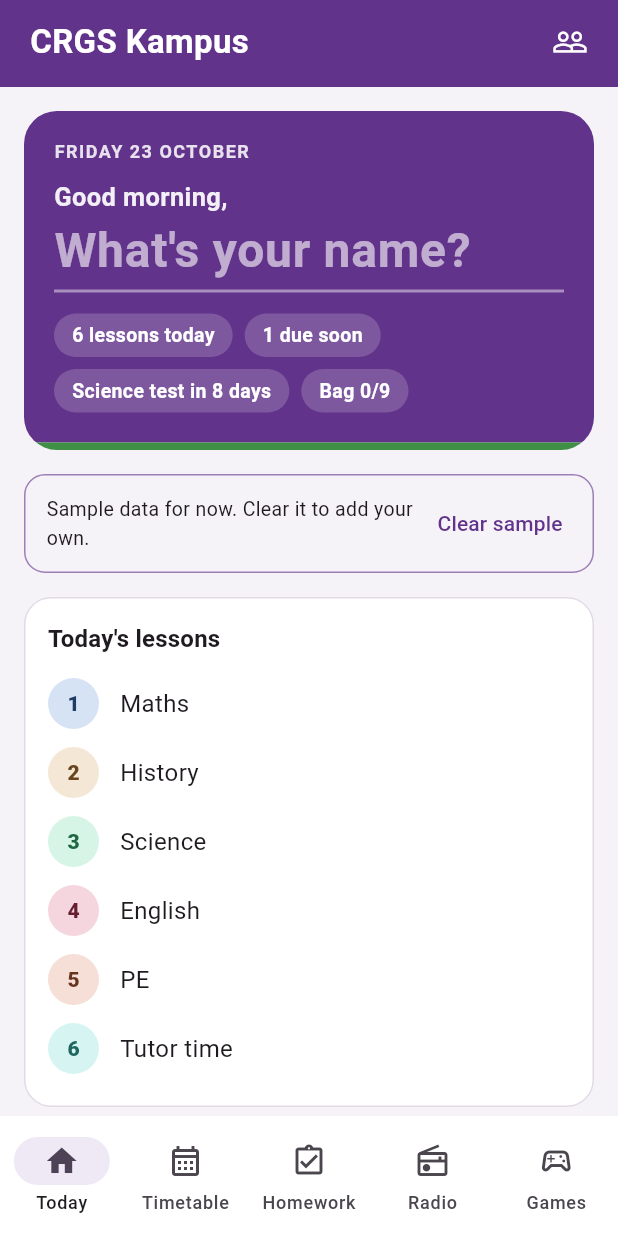
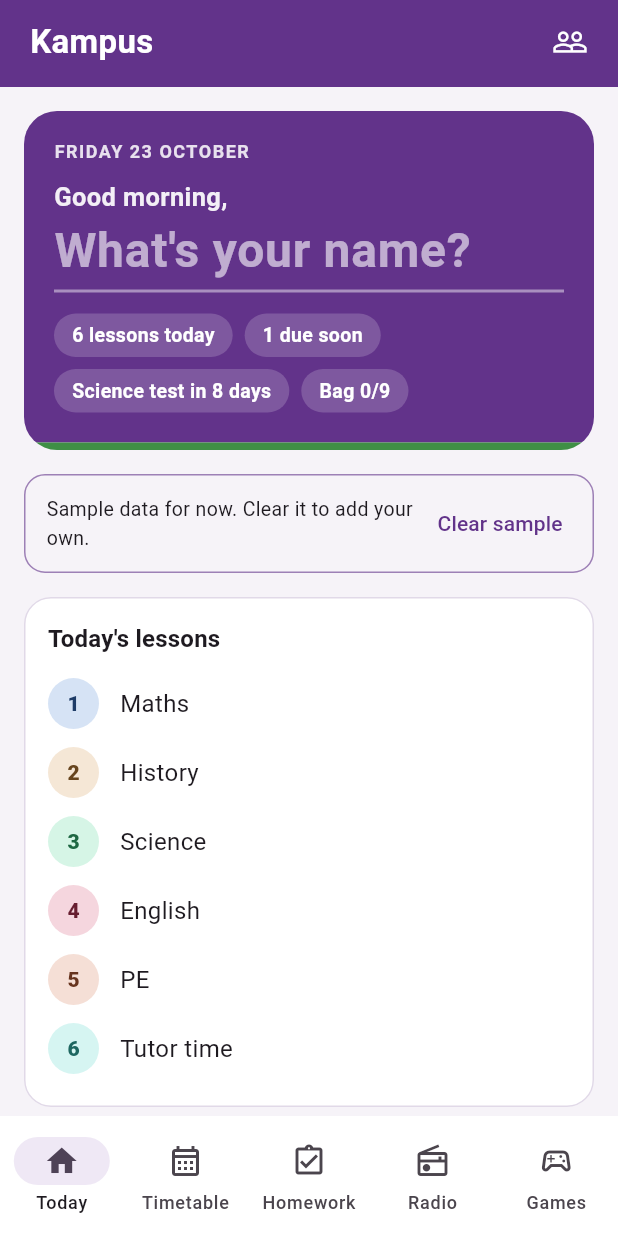
Before and after one commit to Prab187/Aiwire, a Flutter app: the screen it shows after launch, on a phone screen of 412 x 824 dp. Run offline on Flutter 3.47's test engine with Material 3 defaults, Android fonts, the phone set to English and light mode, and no system bars; our stand-ins replace cached_network_image, file_picker, firebase_analytics, firebase_core, flutter_staggered_animations, flutter_tts and 11 more; missing offline and left inert: dart:html, youtube_explode_dart; accounts and stored records are empty; Roboto replaces fonts that are missing (Georgia).

Commit message:
Rename app to Kampus
Co-Authored-By: Claude Sonnet 5.5 <noreply@anthropic.com>
Claude-Session: https://claude.ai/code/session_01AmBrLcUPcsbb9SQYD6rtPo

```diff
--- a/crgs_planner/lib/main.dart
+++ b/crgs_planner/lib/main.dart
@@ -67,7 +67,7 @@ class CrgsPlannerApp extends StatelessWidget {
   Widget build(BuildContext context) {
     SystemChrome.setSystemUIOverlayStyle(SystemUiOverlayStyle.light);
     return MaterialApp(
-      title: 'CRGS Kampus',
+      title: 'Kampus',
       debugShowCheckedModeBanner: false,
       theme: buildTheme(Brightness.light),
       darkTheme: buildTheme(Brightness.dark),
@@ -121,7 +121,7 @@ class _HomeShellState extends State<HomeShell> {
                 child: Row(
                   children: [
                     const Expanded(
-                      child: Text('CRGS Kampus', style: TextStyle(fontFamily: serif, fontSize: 22, fontWeight: FontWeight.w700, color: Colors.white)),
+                      child: Text('Kampus', style: TextStyle(fontFamily: serif, fontSize: 22, fontWeight: FontWeight.w700, color: Colors.white)),
                     ),
                     IconButton(
                       tooltip: 'Contacts',
--- a/crgs_planner/lib/radio/news_sources.dart
+++ b/crgs_planner/lib/radio/news_sources.dart
@@ -25,7 +25,7 @@ class LiveNewsRepository implements NewsRepository {
   final http.Client _client;
   final Duration timeout;
 
-  static const _headers = {'User-Agent': 'CRGSKampus/1.0 (student app; unofficial)'};
+  static const _headers = {'User-Agent': 'Kampus/1.0 (student app; unofficial)'};
 
   Uri gdeltUri(String query) => Uri.https('api.gdeltproject.org', '/api/v2/doc/doc', {
         'query': query,
--- a/crgs_planner/lib/radio/radio_script.dart
+++ b/crgs_planner/lib/radio/radio_script.dart
@@ -1,6 +1,6 @@
 import 'news_item.dart';
 
-const stationName = 'CRGS Kampus Radio';
+const stationName = 'Kampus Radio';
 
 String _join(List<String> items) {
   if (items.length <= 1) return items.join();
--- a/crgs_planner/pubspec.yaml
+++ b/crgs_planner/pubspec.yaml
@@ -1,5 +1,5 @@
 name: crgs_planner
-description: "CRGS Kampus: lessons, homework, bag check, contacts and games. Unofficial student app."
+description: "Kampus: lessons, homework, bag check, contacts and games. Unofficial student app."
 # The following line prevents the package from being accidentally published to
 # pub.dev using `flutter pub publish`. This is preferred for private packages.
 publish_to: 'none' # Remove this line if you wish to publish to pub.dev
```
Also changed, not shown: 7 other files.
